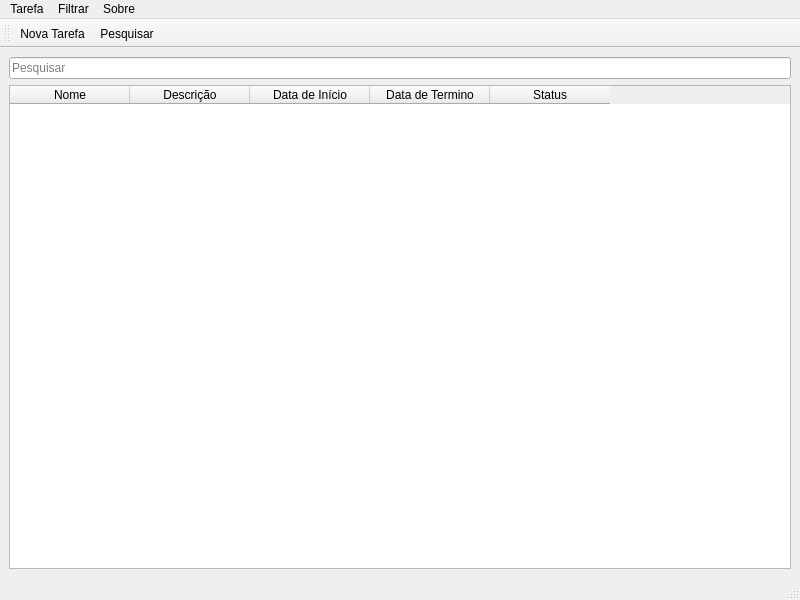
First picture: the form in mainwindow.ui, repository igorpadua/well-done, before the edit.
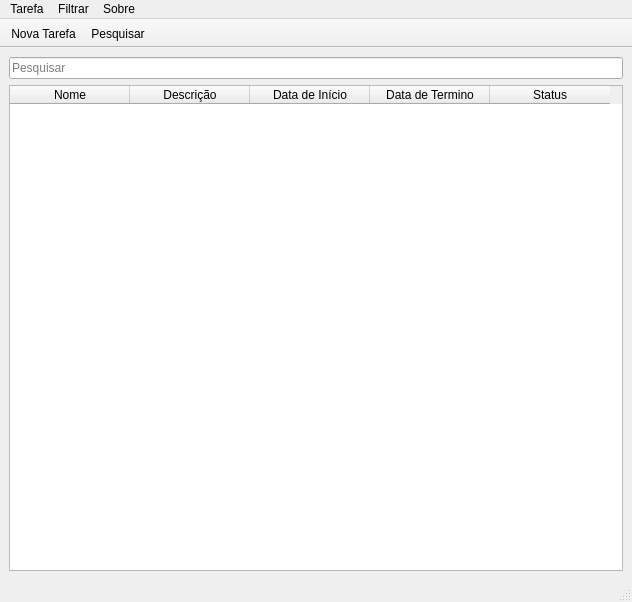
Second picture: the form after the edit. Icons and pictures are not drawn.

What changed in the file:
```diff
--- a/mainwindow.ui
+++ b/mainwindow.ui
@@ -6,8 +6,8 @@
    <rect>
     <x>0</x>
     <y>0</y>
-    <width>800</width>
-    <height>600</height>
+    <width>632</width>
+    <height>602</height>
    </rect>
   </property>
   <property name="windowTitle">
@@ -79,7 +79,7 @@
     <rect>
      <x>0</x>
      <y>0</y>
-     <width>800</width>
+     <width>632</width>
      <height>23</height>
     </rect>
    </property>
@@ -114,6 +114,12 @@
    <property name="windowTitle">
     <string>toolBar</string>
    </property>
+   <property name="movable">
+    <bool>false</bool>
+   </property>
+   <property name="floatable">
+    <bool>true</bool>
+   </property>
    <attribute name="toolBarArea">
     <enum>TopToolBarArea</enum>
    </attribute>
```
Left out of the diff: 13 changed lines with no effect on the pictures.
